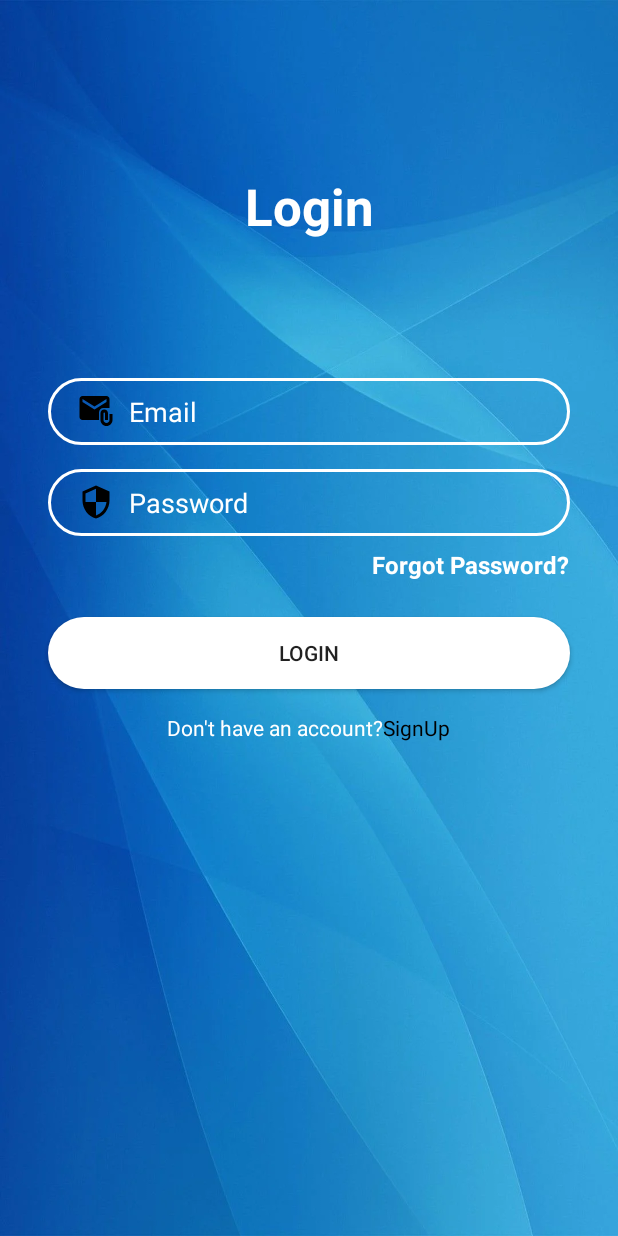
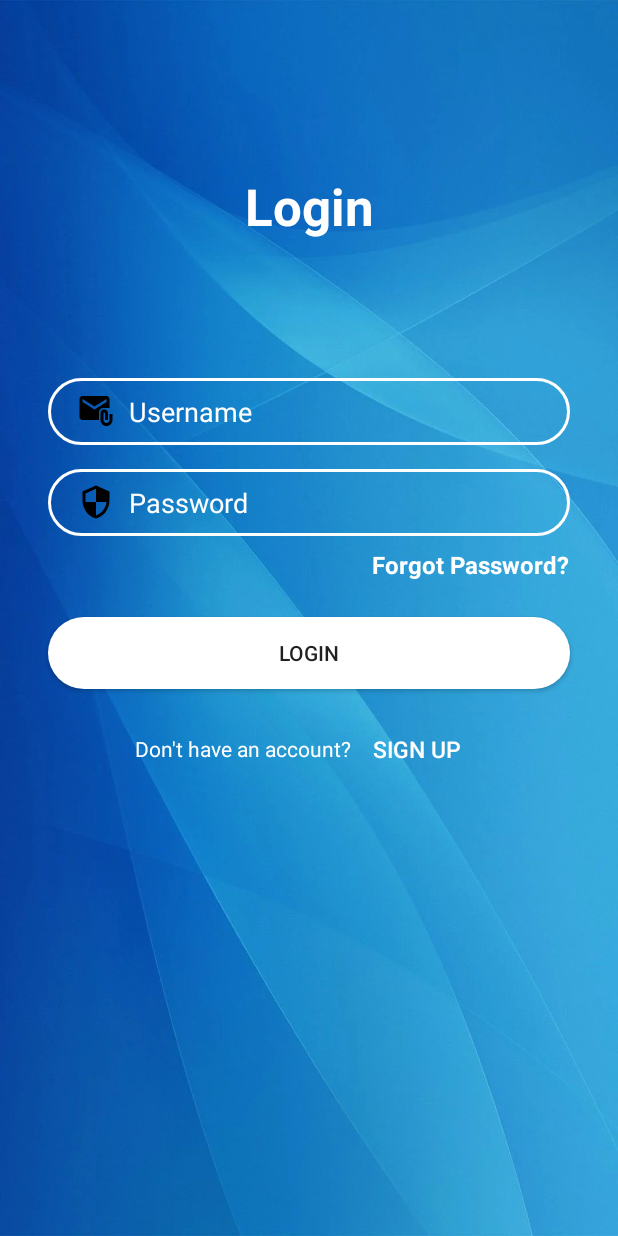
Before and after one commit to raghav-malik/investment-android-app, an Android app: the screen it shows after launch (LoginActivity), on a phone screen of 412 x 824 dp. Run offline under Robolectric (Android 15) with nearby library versions, the phone set to English and light mode, and no system bars; 1 statement that could not run was skipped.

```diff
--- a/app/src/main/java/com/example/assetracker/API/api.java
+++ b/app/src/main/java/com/example/assetracker/API/api.java
@@ -16,11 +16,12 @@ public class api {
 
     private static String getEncodedCredentials(JsonObject user) {
         String credentials = user.get("username").getAsString() + ":" + user.get("password").getAsString();
-        return "Basic " + Base64.encodeToString(credentials.getBytes(), Base64.DEFAULT);
+        credentials = "Basic " + Base64.encodeToString(credentials.getBytes(), Base64.DEFAULT);
+        return credentials;
     }
 
     private static String urlBuilder(String resource, String queryParams, String id) {
-        String baseUrl = "http://10.7.10.157:8000/api/" + resource + "/";
+        String baseUrl = "http://10.7.12.254:8000/api/" + resource + "/";
         if (queryParams != null && id != null) {
             throw new IllegalArgumentException("queryParams and id both cannot have value at the same time.");
         }
@@ -34,12 +35,27 @@ public class api {
 
     private static JsonElement jsonConverter(String responseBody) {
         Gson gson = new Gson();
-        return gson.fromJson(responseBody, JsonElement.class);
+        JsonElement json = null;
+        try
+        {
+            json = gson.fromJson(responseBody, JsonElement.class);
+        }
+        catch (Exception e)
+        {
+            e.printStackTrace();
+        }
+
+        return json;
     }
 
     public static JsonElement callGenericApi(final JsonObject user, final String resource, final String requestMethod,
                                              final String queryParams, final String id, final String requestBody) {
-        final String authHeaderValue = getEncodedCredentials(user);
+        String authHeader = null;
+        if (user != null)
+        {
+            authHeader = getEncodedCredentials(user);
+        }
+        final String authHeaderValue = authHeader;
         final String url = urlBuilder(resource, queryParams, id);
 
         final StringBuilder response = new StringBuilder();
@@ -86,7 +102,6 @@ public class api {
         } catch (InterruptedException e) {
             e.printStackTrace();
         }
-
         return jsonConverter(response.toString());
     }
 }
--- a/app/src/main/res/layout/activity_login.xml
+++ b/app/src/main/res/layout/activity_login.xml
@@ -38,13 +38,13 @@
         android:paddingBottom="10dp"
         android:password="true"
         android:textColorHint="@color/white"
-        app:layout_constraintEnd_toEndOf="@+id/inputEmail"
+        app:layout_constraintEnd_toEndOf="@+id/inputLoginUsername"
         app:layout_constraintHorizontal_bias="0.0"
-        app:layout_constraintStart_toStartOf="@+id/inputEmail"
-        app:layout_constraintTop_toBottomOf="@+id/inputEmail" />
+        app:layout_constraintStart_toStartOf="@+id/inputLoginUsername"
+        app:layout_constraintTop_toBottomOf="@+id/inputLoginUsername" />
 
     <EditText
-        android:id="@+id/inputEmail"
+        android:id="@+id/inputLoginUsername"
         android:layout_width="0dp"
         android:layout_height="wrap_content"
         android:layout_marginStart="32dp"
@@ -54,7 +54,7 @@
         android:drawableLeft="@drawable/baseline_attach_email_24"
         android:drawablePadding="10dp"
         android:ems="10"
-        android:hint="Email"
+        android:hint="Username"
         android:inputType="text"
         android:paddingLeft="20dp"
         android:paddingTop="10dp"
@@ -108,12 +108,14 @@
             android:text="Don't have an account?"
             android:textColor="@color/white" />
 
-        <TextView
-            android:id="@+id/TextViewSignUp"
+        <Button
+            android:id="@+id/SignUpButton"
             android:layout_width="wrap_content"
             android:layout_height="wrap_content"
-            android:text="SignUp"
-            android:textColor="@color/black" />
+            android:background="#00FFFFFF"
+            android:text="Sign Up"
+            android:textColor="@color/white"
+            android:textSize="15sp" />
     </LinearLayout>
 
 </androidx.constraintlayout.widget.ConstraintLayout>
```
